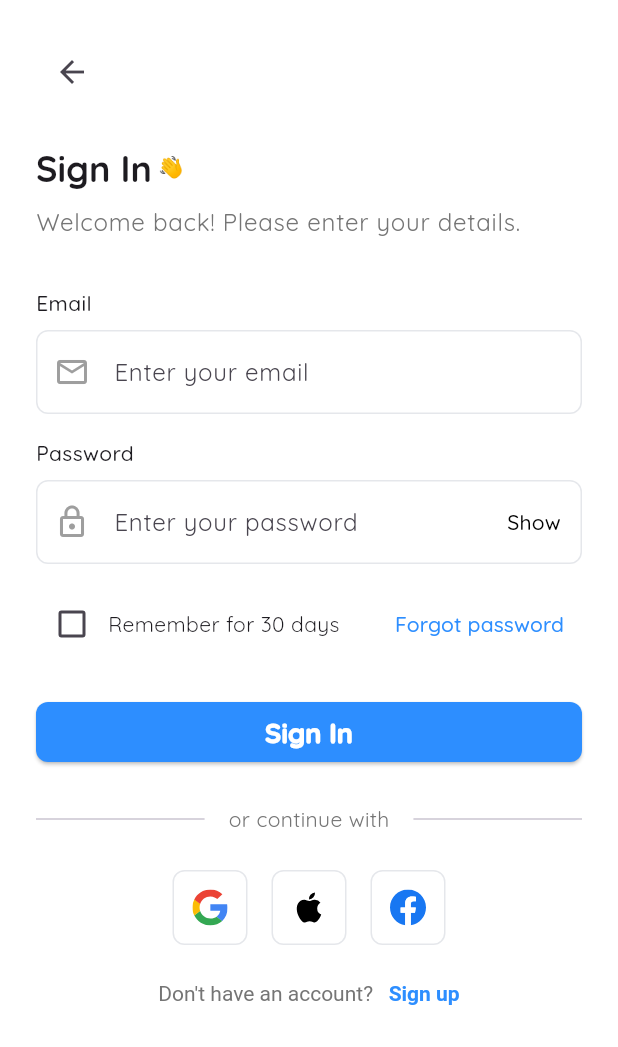
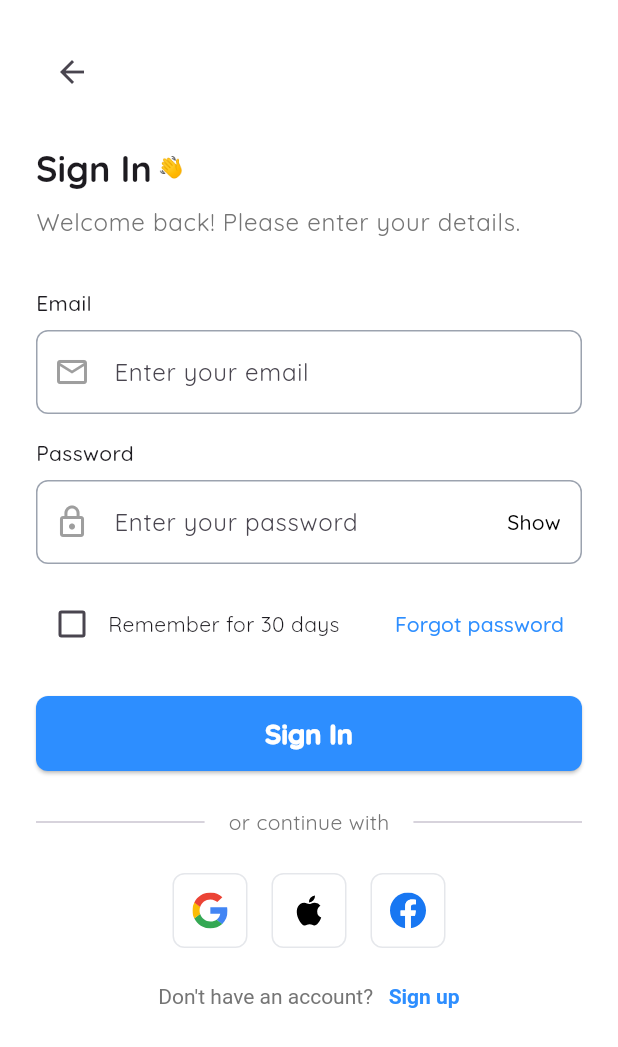
Before and after one commit to dnspascal/Travel, a Flutter app: the screen it shows after launch, on a phone screen of 412 x 824 dp. Shown: the top 1047 px of the screen. Run offline on Flutter 3.47's test engine with Material 3 defaults, Android fonts, the phone set to English and light mode, and no system bars; our stand-ins replace dio, flutter_secure_storage, flutter_svg, get, get_storage, google_fonts and 3 more; accounts and stored records are empty; generated files the repository leaves out were written again; project files that could hold a hidden picture were left out.

Commit message:
Login loading state changed

```diff
--- a/lib/core/theme/theme.dart
+++ b/lib/core/theme/theme.dart
@@ -27,7 +27,6 @@ class AppTheme {
       primaryColor: const Color(0xFF2D8EFF),
       scaffoldBackgroundColor: Colors.white,
       textTheme: GoogleFonts.quicksandTextTheme(),
-      // fontFamily: 'Aptos',
       inputDecorationTheme: InputDecorationTheme(
         filled: true,
         fillColor: Colors.white,
@@ -38,7 +37,7 @@ class AppTheme {
         ),
         enabledBorder: OutlineInputBorder(
           borderRadius: BorderRadius.circular(8),
-          borderSide: const BorderSide(color: Color(0xFFE5E7EB)),
+          borderSide: const BorderSide(color: Color(0xFF9CA3AF)),
         ),
         focusedBorder: OutlineInputBorder(
           borderRadius: BorderRadius.circular(8),
--- a/lib/data/services/api_service.dart
+++ b/lib/data/services/api_service.dart
@@ -13,7 +13,7 @@ class ApiService {
 
   ApiService(this._dio, this._secureStorage) {
     _setupInterceptors();
-    _dio.options.baseUrl = 'https://8974-197-250-225-144.ngrok-free.app/';
+    _dio.options.baseUrl = 'https://monarch-live-quickly.ngrok-free.app/';
   }
 
   void _setupInterceptors() {
@@ -43,7 +43,7 @@ class ApiService {
                 queryParameters: options.queryParameters);
             return handler.resolve(retryResponse);
           } else {
-            Get.offAllNamed('/login'); // Redirect to login if refresh fails
+            Get.offAllNamed('/login');
           }
         }
         return handler.next(error);
--- a/lib/modules/auth/views/login_view.dart
+++ b/lib/modules/auth/views/login_view.dart
@@ -4,6 +4,7 @@ import 'package:travel/modules/auth/controllers/login_controller.dart';
 import 'package:travel/modules/auth/shared/custom_text_field.dart';
 import 'package:travel/modules/auth/shared/social_login.dart';
 import 'package:travel/routes/routes.dart';
+import 'package:travel/shared/loaders/dots.dart';
 import 'package:travel/shared/loaders/spinner.dart';
 
 class LoginView extends GetView<LoginController> {
@@ -113,14 +114,20 @@ class LoginView extends GetView<LoginController> {
               const SizedBox(height: 24),
               Obx(() => ElevatedButton(
                     style: ElevatedButton.styleFrom(
-                      minimumSize: const Size(double.infinity, 40),
+                      minimumSize: const Size(double.infinity, 50),
                       padding: const EdgeInsets.symmetric(
                           vertical: 5, horizontal: 16),
                     ),
                     onPressed:
                         controller.isLoading.value ? null : controller.login,
                     child: controller.isLoading.value
-                        ? const LoadingState(color: Colors.white)
+                        ? const SizedBox(
+                            width: 15,
+                            height: 15,
+                            child: CircularProgressIndicator(
+                              color: Colors.white,
+                              strokeWidth: 1,
+                            ))
                         : const Text(
                             'Sign In',
                             style: TextStyle(
--- a/lib/modules/home/shared/search.dart
+++ b/lib/modules/home/shared/search.dart
@@ -12,7 +12,7 @@ class SearchSection extends GetView<HomeController> {
       decoration: BoxDecoration(
         gradient: LinearGradient(
           // colors: [Colors.blue.shade600, Colors.purple.shade600],
-          colors: [Colors.blue.shade600, Colors.blue.shade900],
+          colors: [Colors.blue.shade800, Colors.blue.shade900],
           begin: Alignment.centerLeft,
           end: Alignment.centerRight,
         ),
```
Also changed, not shown: lib/shared/loaders/dots.dart (added, +90 -0 lines).
